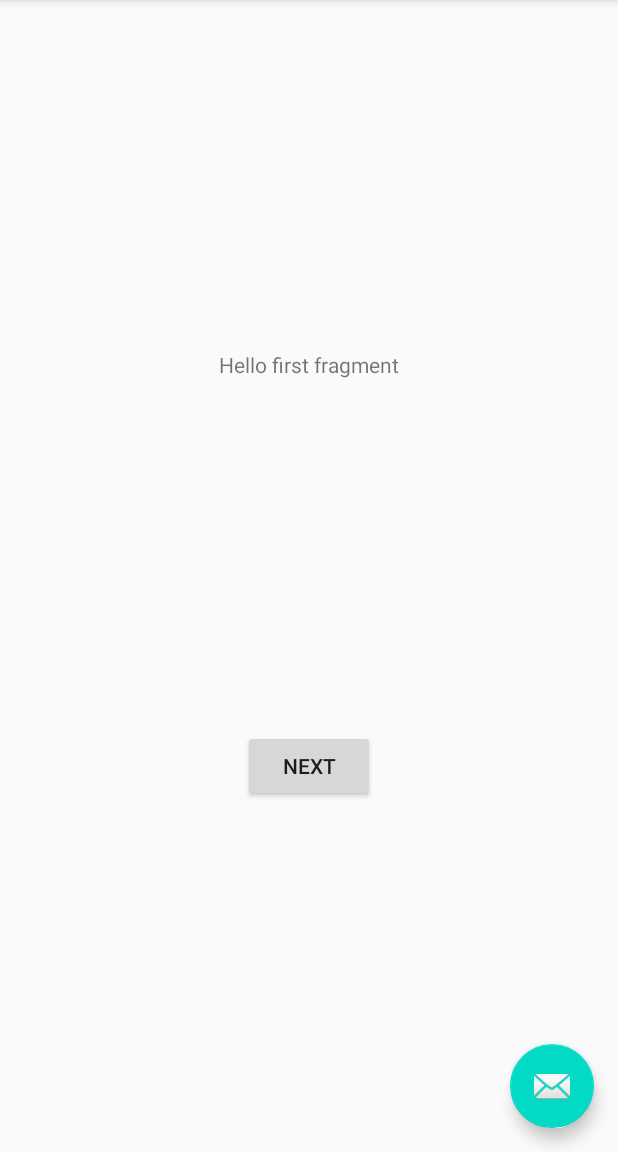
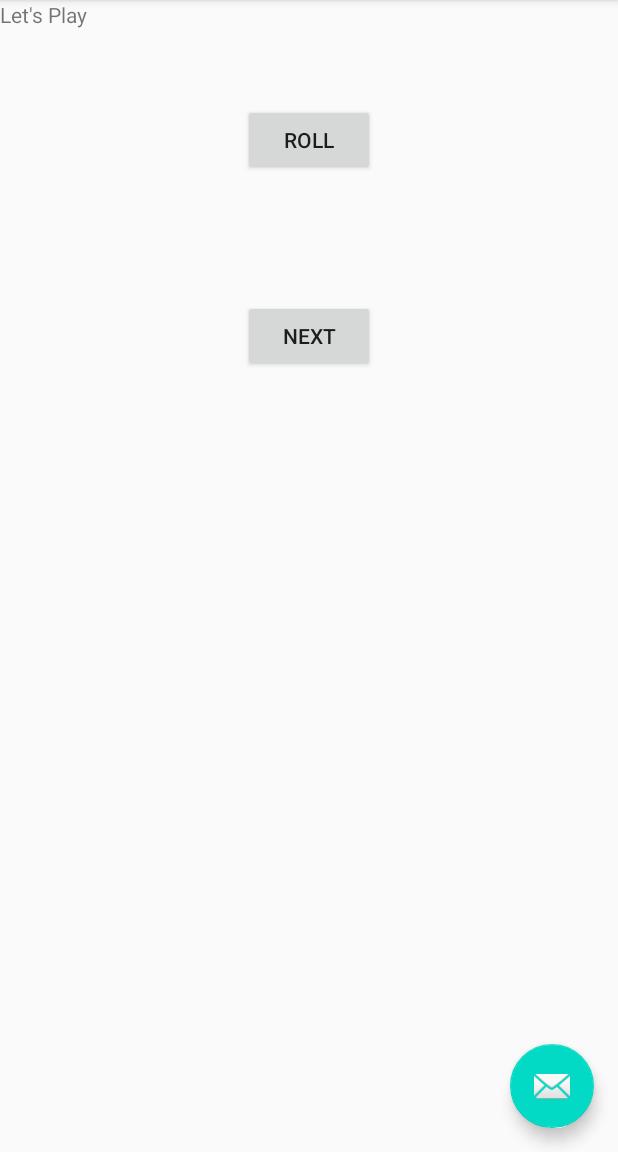
Before and after one commit to sherlynlobo/Diceout, an Android app: the screen it shows after launch (MainActivity), on a phone screen of 412 x 824 dp, the part 84-1236 px from its top. Run offline under Robolectric (Android 15) with nearby library versions, the phone set to English and light mode, and no system bars.

Commit message:
Created Roll button

```diff
--- a/app/src/main/res/layout/fragment_first.xml
+++ b/app/src/main/res/layout/fragment_first.xml
@@ -1,6 +1,5 @@
 <?xml version="1.0" encoding="utf-8"?>
-<androidx.constraintlayout.widget.ConstraintLayout xmlns:android="http://schemas.android.com/apk/res/android"
-    xmlns:app="http://schemas.android.com/apk/res-auto"
+<RelativeLayout xmlns:android="http://schemas.android.com/apk/res/android"
     xmlns:tools="http://schemas.android.com/tools"
     android:layout_width="match_parent"
     android:layout_height="match_parent"
@@ -11,18 +10,27 @@
         android:layout_width="wrap_content"
         android:layout_height="wrap_content"
         android:text="@string/next"
-        app:layout_constraintBottom_toBottomOf="parent"
-        app:layout_constraintEnd_toEndOf="parent"
-        app:layout_constraintStart_toStartOf="parent"
-        app:layout_constraintTop_toBottomOf="@id/textview_first" />
+        android:layout_marginTop="200dp"
+        android:layout_centerHorizontal="true"
+        />
 
     <TextView
-        android:id="@+id/textview_first"
+        android:id="@+id/textView"
         android:layout_width="wrap_content"
         android:layout_height="wrap_content"
-        android:text="@string/hello_first_fragment"
-        app:layout_constraintBottom_toTopOf="@id/button_first"
-        app:layout_constraintEnd_toEndOf="parent"
-        app:layout_constraintStart_toStartOf="parent"
-        app:layout_constraintTop_toTopOf="parent" />
-</androidx.constraintlayout.widget.ConstraintLayout>
+        android:text="@string/let_s_play"
+        tools:layout_editor_absoluteX="37dp"
+        tools:layout_editor_absoluteY="46dp"
+        tools:ignore="MissingConstraints" />
+
+    <Button
+        android:id="@+id/rollButton"
+        android:layout_width="wrap_content"
+        android:layout_height="wrap_content"
+        android:layout_below="@id/textView"
+        android:layout_marginTop="50dp"
+        android:layout_centerHorizontal="true"
+        android:text="@string/roll"
+        tools:layout_editor_absoluteX="148dp"
+        tools:layout_editor_absoluteY="123dp" />
+</RelativeLayout>
--- a/app/src/main/res/values/strings.xml
+++ b/app/src/main/res/values/strings.xml
@@ -9,4 +9,6 @@
 
     <string name="hello_first_fragment">Hello first fragment</string>
     <string name="hello_second_fragment">Hello second fragment. Arg: %1$s</string>
+    <string name="roll">ROLL</string>
+    <string name="let_s_play">Let\'s Play</string>
 </resources>
```
